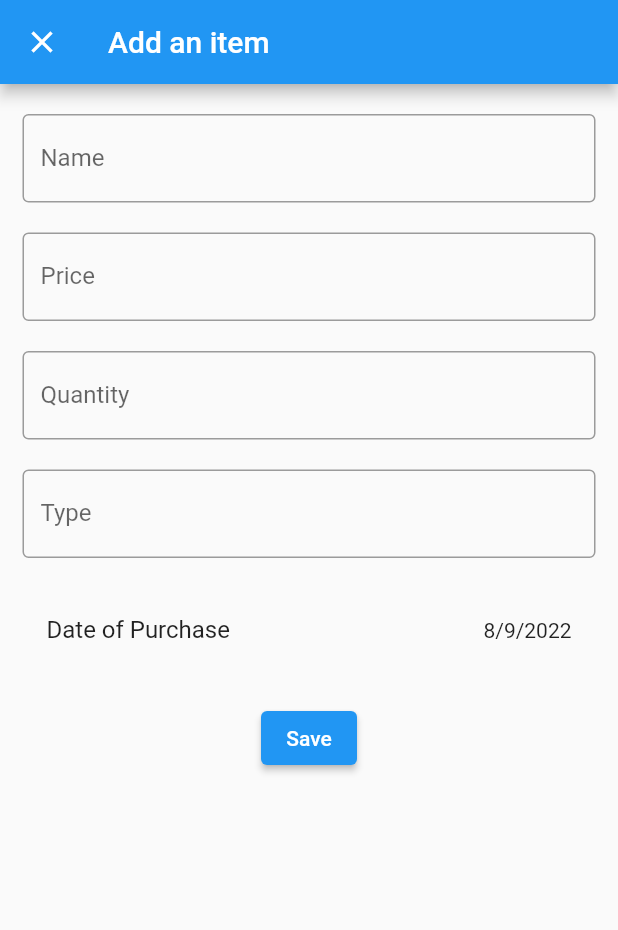
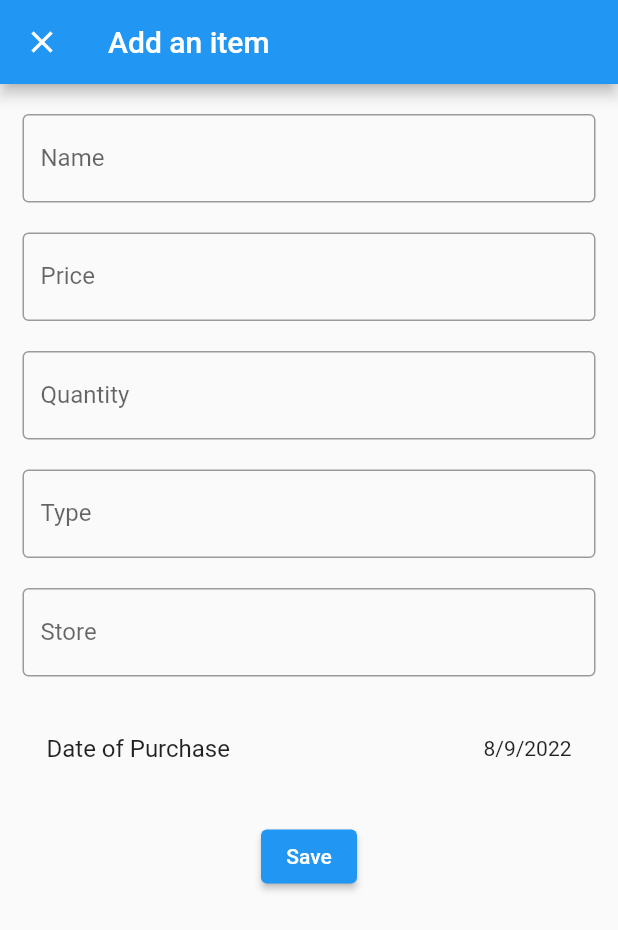
Before and after one commit to Emmanuel-Guim-III/pasiguro_mobile_app, a Flutter app: the screen it shows after launch, item 2 of the bottom bar chosen, after a tap on the "add" icon, on a phone screen of 412 x 824 dp. Shown: the top 930 px of the screen. Run offline on Flutter 3.47's test engine with Material 2 defaults, Android fonts, the phone set to English and light mode, and no system bars; our stand-ins replace sqflite; accounts and stored records are empty; network calls fail.

Commit message:
Added "store" property in "Inventory" feature.

```diff
--- a/lib/models/item_model.dart
+++ b/lib/models/item_model.dart
@@ -7,6 +7,7 @@ class ItemModel {
   final String price;
   final String type;
   final String quantity;
+  final String store;
   final DateTime dateOfPurchase;
   final DateTime inventoryDateTime;
 
@@ -16,6 +17,7 @@ class ItemModel {
     required this.price,
     required this.type,
     required this.quantity,
+    required this.store,
     required this.dateOfPurchase,
     required this.inventoryDateTime,
   });
@@ -27,6 +29,7 @@ class ItemModel {
       price: json['price'].toString(),
       type: json['type'],
       quantity: json['quantity'],
+      store: json['store'],
       dateOfPurchase: DateTime.parse(json['date_of_purchase']),
       inventoryDateTime: DateTime.parse(json['inventory_date_time']),
     );
@@ -39,6 +42,7 @@ class ItemModel {
       'price': price,
       'type': type,
       'quantity': quantity,
+      'store': store,
       'date_of_purchase': dateOfPurchase.toIso8601String(),
       'inventory_date_time': inventoryDateTime.toIso8601String(),
     };
@@ -53,6 +57,7 @@ class ItemModel {
         price: $price,
         type: $type,
         quantity: $quantity,
+        store: $store,
         dateOfPurchase: $dateOfPurchase,
         inventoryDateTime: $inventoryDateTime
       }
@@ -66,6 +71,7 @@ class ItemModel {
       price: double.parse(price).toStringAsFixed(2),
       type: type,
       quantity: quantity,
+      store: store,
       dateOfPurchase: DateFormat('MMM dd, yyyy').format(dateOfPurchase),
       inventoryDateTime:
           DateFormat('MMM dd, yyyy  hh:mm aaa').format(inventoryDateTime),
@@ -79,6 +85,7 @@ class ItemResult {
   final String price;
   final String type;
   final String quantity;
+  final String store;
   final String dateOfPurchase;
   final String inventoryDateTime;
 
@@ -88,6 +95,7 @@ class ItemResult {
     required this.price,
     required this.type,
     required this.quantity,
+    required this.store,
     required this.dateOfPurchase,
     required this.inventoryDateTime,
   });
--- a/lib/pages/inventory.dart
+++ b/lib/pages/inventory.dart
@@ -1,4 +1,5 @@
 import 'package:flutter/material.dart';
+
 import 'package:pasiguro_mobile_app/logic_provider.dart';
 import 'package:pasiguro_mobile_app/logics/item_logic.dart';
 import 'package:pasiguro_mobile_app/models/item_model.dart';
@@ -56,6 +57,7 @@ class _InventoryState extends State<Inventory> {
                                 DataColumn(label: Text('Price')),
                                 DataColumn(label: Text('Type')),
                                 DataColumn(label: Text('Quantity')),
+                                DataColumn(label: Text('Store')),
                                 DataColumn(label: Text('Date Of Purchase')),
                                 DataColumn(label: Text('Inventory Date')),
                               ],
@@ -97,6 +99,7 @@ class _InventoryState extends State<Inventory> {
             DataCell(Text(itm.price)),
             DataCell(Text(itm.type)),
             DataCell(Text(itm.quantity)),
+            DataCell(Text(itm.store)),
             DataCell(Text(itm.dateOfPurchase)),
             DataCell(Text(itm.inventoryDateTime)),
           ],
@@ -114,6 +117,7 @@ class _InventoryState extends State<Inventory> {
       price: '',
       type: '',
       quantity: '',
+      store: '',
       dateOfPurchase: date_time.getNowDateOnly(),
       inventoryDateTime: date_time.getDateTimeNow(),
     );
--- a/lib/pages/item_adding_form.dart
+++ b/lib/pages/item_adding_form.dart
@@ -1,4 +1,5 @@
 import 'package:flutter/material.dart';
+
 import 'package:pasiguro_mobile_app/logic_provider.dart';
 import 'package:pasiguro_mobile_app/models/item_model.dart';
 import 'package:pasiguro_mobile_app/page_routes.dart' as routes;
@@ -35,6 +36,10 @@ class ItemAddingFormState extends State<ItemAddingForm> {
   String get _type => typeMem;
   set _type(String v) => typeMem = v;
 
+  String storeMem = '';
+  String get _store => storeMem;
+  set _store(String v) => quantityMem = v;
+
   DateTime dateOfPurchaseMem = date_time.getNowDateOnly();
   DateTime get _dateOfPurchase => dateOfPurchaseMem;
   set _dateOfPurchase(DateTime v) => dateOfPurchaseMem = v;
@@ -47,6 +52,7 @@ class ItemAddingFormState extends State<ItemAddingForm> {
     _price = widget.item!.price;
     _quantity = widget.item!.quantity;
     _type = widget.item!.type;
+    _store = widget.item!.store;
     _dateOfPurchase = widget.item!.dateOfPurchase;
   }
 
@@ -116,6 +122,19 @@ class ItemAddingFormState extends State<ItemAddingForm> {
               Padding(
                 padding:
                     const EdgeInsets.symmetric(horizontal: 5, vertical: 10),
+                child: MyFormField.textField(
+                  label: 'Store',
+                  value: _store,
+                  onChanged: (v) {
+                    setState(() {
+                      _store = v;
+                    });
+                  },
+                ),
+              ),
+              Padding(
+                padding:
+                    const EdgeInsets.symmetric(horizontal: 5, vertical: 10),
                 child: DatePicker(
                   label: 'Date of Purchase',
                   value: _dateOfPurchase,
@@ -148,6 +167,7 @@ class ItemAddingFormState extends State<ItemAddingForm> {
       price: _price,
       type: _type,
       quantity: _quantity,
+      store: _store,
       dateOfPurchase: _dateOfPurchase,
       inventoryDateTime: date_time.getNowDateOnly(),
     );
```
